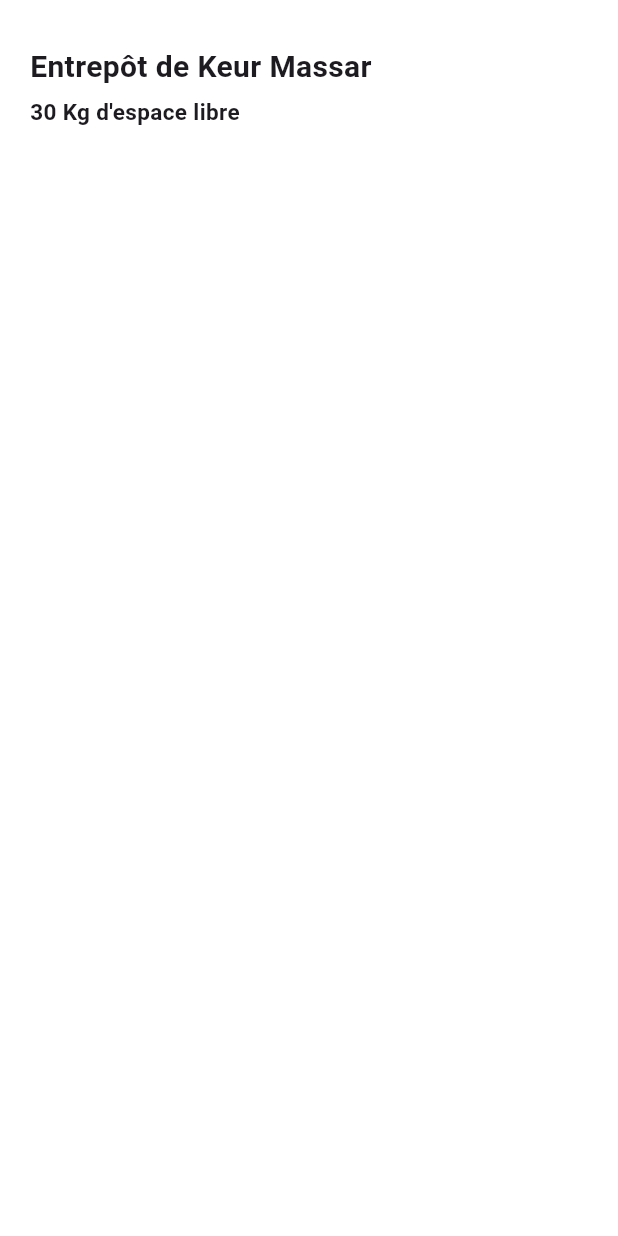
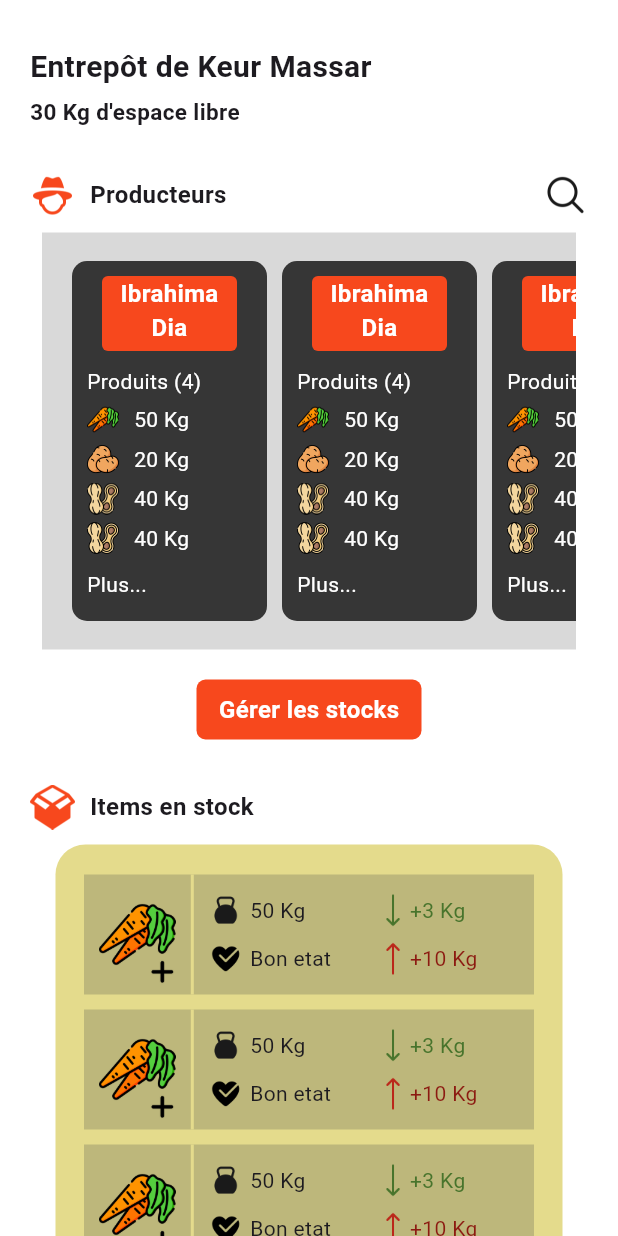
Before and after one commit to mouhamed48-diagne/Gerant, a Flutter app: the Entrepot screen opened directly, on a phone screen of 412 x 824 dp. Run offline on Flutter 3.47's test engine with Material 3 defaults, Android fonts, the phone set to English and light mode, and no system bars; Roboto replaces fonts that are missing (Poppins).

Commit message:
added page entrepot

```diff
--- a/lib/entrepot/entrepot.dart
+++ b/lib/entrepot/entrepot.dart
@@ -1,6 +1,9 @@
 import 'package:flutter/material.dart';
 import 'package:gerant/constant.dart';
+import 'package:gerant/entrepot/itemsEnStock.dart';
+import 'package:gerant/entrepot/producteurs.dart';
 import 'package:gerant/entrepot/topTitle.dart';
+import 'package:gerant/pages-pincipales/homepage/itemsEnStock.dart';
 
 class Entrepot extends StatelessWidget {
   const Entrepot({super.key});
@@ -12,11 +15,15 @@ class Entrepot extends StatelessWidget {
         backgroundColor: Colors.white,
         body: SingleChildScrollView(
           child: Padding(
-            padding: const EdgeInsets.fromLTRB(20, 30, 0, 0),
+            padding: const EdgeInsets.fromLTRB(20, 30, 20, 0),
             child: Column(
               crossAxisAlignment: CrossAxisAlignment.start,
               children: [
                 TopTitle(),
+                SizedBox(height: 30,),
+                Producteurs(),
+                SizedBox(height: 30,),
+                ItemsEnStockCol(),
               ],
             ),
           ),
--- /dev/null
+++ b/lib/entrepot/itemsEnStock.dart
@@ -0,0 +1,29 @@
+import 'package:flutter/material.dart';
+import 'package:gerant/constant.dart';
+import 'package:gerant/entrepot/itemsEnStockColumn.dart';
+
+class ItemsEnStockCol extends StatelessWidget {
+  const ItemsEnStockCol({super.key});
+
+  @override
+  Widget build(BuildContext context) {
+    return Column(
+      children: [
+        Row(
+          mainAxisAlignment: MainAxisAlignment.spaceBetween,
+          children: [
+            Row(
+              children: [
+                Image.asset("assets/icons/icons8-colis-ouvert-90.png", scale: 3, color: teraOrange,),
+                SizedBox(width: 10,),
+                Text("Items en stock", style: TextStyle(fontFamily: "Poppins", fontWeight: FontWeight.bold, fontSize: 16),),
+              ],
+            ),
+          ],
+        ),
+        SizedBox(height: 10,),
+        ItemsEnStockColumn(),
+      ],
+    );
+  }
+}
--- /dev/null
+++ b/lib/entrepot/itemsEnStockColumn.dart
@@ -0,0 +1,35 @@
+import 'package:flutter/material.dart';
+import 'package:gerant/constant.dart';
+import 'package:gerant/entrepot/itemsEnStockColumnItem.dart';
+
+List <ItemsEnStockColumnItem> items = [
+  ItemsEnStockColumnItem(productType: "carotte", quantite: 50, etat: "Bon etat", qPlus: 3, qMoins: 10),
+  ItemsEnStockColumnItem(productType: "carotte", quantite: 50, etat: "Bon etat", qPlus: 3, qMoins: 10),
+  ItemsEnStockColumnItem(productType: "carotte", quantite: 50, etat: "Bon etat", qPlus: 3, qMoins: 10),
+  ItemsEnStockColumnItem(productType: "carotte", quantite: 50, etat: "Bon etat", qPlus: 3, qMoins: 10),
+];
+
+class ItemsEnStockColumn extends StatefulWidget {
+  const ItemsEnStockColumn({super.key});
+
+  @override
+  State<ItemsEnStockColumn> createState() => _ItemsEnStockColumnState();
+}
+
+class _ItemsEnStockColumnState extends State<ItemsEnStockColumn> {
+  @override
+  Widget build(BuildContext context) {
+    return Container(
+      padding: EdgeInsets.fromLTRB(10, 20, 10, 20),
+      width: 338,
+      height: 100 + items.length*100,
+      decoration: BoxDecoration(
+        color: teraYellow,
+        borderRadius: BorderRadius.circular(20),
+      ),
+      child: Column(
+        children: items
+      ),
+    );
+  }
+}
--- /dev/null
+++ b/lib/entrepot/itemsEnStockColumnItem.dart
@@ -0,0 +1,101 @@
+import 'package:flutter/material.dart';
+import 'package:gerant/constant.dart';
+
+class ItemsEnStockColumnItem extends StatelessWidget {
+  final String productType;
+  final int quantite;
+  final String etat;
+  final int qPlus;
+  final int qMoins;
+  String imagePath;
+
+   ItemsEnStockColumnItem({
+    super.key,
+    required this.productType,
+    required this.quantite,
+    required this.etat,
+    required this.qPlus,
+    required this.qMoins,
+    this.imagePath = ""
+    });
+
+  @override
+  Widget build(BuildContext context) {
+        if(productType == "carotte"){
+      imagePath = "assets/les-carottes.png";
+    }
+    if(productType == "pomme de terre"){
+      imagePath = "assets/patate.png";
+    }
+    if(productType == "arachide"){
+      imagePath = "assets/cacahuete.png";
+    }
+    return Container(
+      padding: EdgeInsets.fromLTRB(10, 0, 10, 0),
+      margin: EdgeInsets.fromLTRB(0, 0, 0, 10),
+      width: 300,
+      height: 80,
+      color: teraDarkYellow,
+      child:
+      Row(
+        children: [
+          Stack(
+            alignment: AlignmentDirectional(1, 1.5),
+            children: [
+              Image.asset(imagePath, scale: 10,),
+              Image.asset("assets/icons/icons8-plus-90.png", scale: 5,),
+            ],
+          ),
+          SizedBox(width: 10,),
+          Container(
+            width: 2,
+            height: 80,
+            color: teraYellow,
+          ),
+          SizedBox(width: 10,),
+          Column(
+            mainAxisAlignment: MainAxisAlignment.center,
+            crossAxisAlignment: CrossAxisAlignment.start,
+            children: [
+              Row(
+                children: [
+                  Image.asset("assets/icons/icons8-poids-90.png", scale: 4,),
+                  SizedBox(width: 5,),
+                  Text("$quantite Kg", style: TextStyle(fontFamily: "Poppins",),)
+                ],
+              ),
+              SizedBox(height: 10,),
+              Row(
+                children: [
+                  Image.asset("assets/icons/icons8-coeur-en-bonne-santé-90.png", scale: 4, color: Colors.black,),
+                  SizedBox(width: 5,),
+                  Text("$etat", style: TextStyle(fontFamily: "Poppins",),)
+                ],
+              ),
+            ],
+          ),
+          SizedBox(width: 30,),
+          Column(
+            mainAxisAlignment: MainAxisAlignment.center,
+            crossAxisAlignment: CrossAxisAlignment.start,
+            children: [
+              Row(
+                children: [
+                  Image.asset("assets/icons/icons8-flèche-bas-90.png", scale: 4,),
+                  Text("+$qPlus Kg", style: TextStyle(fontFamily: "Poppins", color: Color.fromARGB(255, 72, 116, 44)),)
+                ],
+              ),
+              SizedBox(height: 10,),
+              Row(
+                children: [
+                  Image.asset("assets/icons/icons8-flèche-haut-90.png", scale: 4,),
+                  Text("+$qMoins Kg", style: TextStyle(fontFamily: "Poppins", color: Color.fromARGB(255, 140, 26, 17)),)
+                ],
+              ),
+            ],
+          )
+        ],
+      ),
+    );
+  }
+}
--- a/lib/entrepot/producteurs.dart
+++ b/lib/entrepot/producteurs.dart
@@ -0,0 +1,56 @@
+import 'package:flutter/material.dart';
+import 'package:gerant/constant.dart';
+import 'package:gerant/entrepot/producteursRow.dart';
+
+class Producteurs extends StatelessWidget {
+  const Producteurs({super.key});
+
+  @override
+  Widget build(BuildContext context) {
+    return Column(
+      children: [
+        Row(
+          mainAxisAlignment: MainAxisAlignment.spaceBetween,
+          children: [
+            Row(
+              children: [
+                Image.asset("assets/icons/icons8-fermier-homme-90.png", scale: 3,),
+                SizedBox(width: 10,),
+                Text("Producteurs", style: TextStyle(fontFamily: "Poppins", fontWeight: FontWeight.bold, fontSize: 16),),
+              ],
+            ),
+            Image.asset("assets/icons/icons8-chercher-90.png", scale: 3,),
+          ],
+        ),
+        SizedBox(height: 10,),
+        ProducteursRow(),
+        SizedBox(height: 20,),
+        InkWell(
+        onTap: () => {
+            Navigator.push(
+              context,
+              MaterialPageRoute(builder: (context) => Scaffold())
+            )
+          },
+        child: Container(
+          width: 150,
+          height: 40,
+          decoration: BoxDecoration(
+            color: teraOrange,
+            borderRadius: BorderRadius.circular(6)
+          ),
+          child: Center(
+            child: Text(
+            "Gérer les stocks",
+            style: TextStyle(
+              color: Colors.white,
+              fontWeight: FontWeight.bold,
+              fontSize: 16,
+              fontFamily: "Poppins"
+            ),
+            ),),
+              )),
+      ],
+    );
+  }
+}
--- /dev/null
+++ b/lib/entrepot/producteursItem.dart
@@ -0,0 +1,120 @@
+import 'package:flutter/material.dart';
+import 'package:gerant/constant.dart';
+
+class ProducteursItem extends StatefulWidget {
+  final String name;
+  final List <ProductItem> listeItems;
+  const ProducteursItem({
+    super.key,
+    required this.name,
+    required this.listeItems,
+    });
+
+  @override
+  State<ProducteursItem> createState() => _ProducteursItemState();
+}
+
+class _ProducteursItemState extends State<ProducteursItem> {
+  @override
+  Widget build(BuildContext context) {
+    return Container(
+      margin: EdgeInsets.fromLTRB(0, 0, 10, 0),
+      padding: EdgeInsets.all(10),
+      width: 130,
+      height: 240,
+      decoration: BoxDecoration(
+        color: teraDark,
+        borderRadius: BorderRadius.circular(10)
+      ),
+      child: Column(
+        crossAxisAlignment: CrossAxisAlignment.start,
+        children: [
+          Center(
+            child: Container(
+              width: 90,
+              height: 50,
+              decoration: BoxDecoration(
+                color: teraOrange,
+                borderRadius: BorderRadius.circular(4)
+              ),
+              child: Text(
+                textAlign: TextAlign.center,
+                widget.name,
+                 style:
+              TextStyle(
+                fontFamily: "Poppins",
+                fontWeight: FontWeight.bold,
+                 color: Colors.white,
+                  fontSize: 16,
+                  ),),
+            ),
+          ),
+          SizedBox(height: 10,),
+          Text(
+              "Produits (${widget.listeItems.length})",
+              style:
+              TextStyle(
+                fontFamily: "Poppins",
+                color: Colors.white,
+                fontSize: 14,
+                ),),
+          SizedBox(height: 5,),
+          Column(
+            children: [
+              widget.listeItems[0],
+              widget.listeItems[1],
+              widget.listeItems[2],
+              widget.listeItems[3],
+            ]
+          ),
+          SizedBox(height: 5,),
+          Text(
+          "Plus...",
+          style:
+          TextStyle(
+            fontFamily: "Poppins",
+            color: Colors.white,
+            fontSize: 14,
+            ),),
+        ],
+      ),
+    );
+  }
+}
+
+
+class ProductItem extends StatelessWidget {
+
+  final String productType;
+  final int quantity;
+    String imagePath;
+   ProductItem({
+    super.key,
+    required this.productType,
+    required this.quantity,
+    this. imagePath = ""
+    });
+
+  @override
+  Widget build(BuildContext context) {
+    if(productType == "carotte"){
+      imagePath = "assets/les-carottes.png";
+    }
+    if(productType == "pomme de terre"){
+      imagePath = "assets/patate.png";
+    }
+    if(productType == "arachide"){
+      imagePath = "assets/cacahuete.png";
+    }
+    return Container(
+      margin: EdgeInsets.fromLTRB(0, 0, 0, 5),
+      child: Row(
+        children: [
+          Image.asset(imagePath, scale: 24,),
+          SizedBox(width: 10,),
+          Text("$quantity Kg", style: TextStyle(fontFamily: "Poppins", color: Colors.white, fontWeight: FontWeight.w400, fontSize: 14),),
+        ],
+      ),
+    );
+  }
+}
--- /dev/null
+++ b/lib/entrepot/producteursRow.dart
@@ -0,0 +1,63 @@
+import 'package:flutter/material.dart';
+import 'package:gerant/constant.dart';
+import 'package:gerant/entrepot/producteursItem.dart';
+
+class ProducteursRow extends StatefulWidget {
+  const ProducteursRow({super.key});
+
+  @override
+  State<ProducteursRow> createState() => _ProducteursRowState();
+}
+
+class _ProducteursRowState extends State<ProducteursRow> {
+  @override
+  Widget build(BuildContext context) {
+    return Container(
+      padding: EdgeInsets.fromLTRB(20, 0, 0, 0),
+      width: 356,
+      height: 278,
+      decoration: BoxDecoration(
+        color: teraGrey
+      ),
+      child: SingleChildScrollView(
+        scrollDirection: Axis.horizontal,
+        child: Row(
+          children: [
+            ProducteursItem(
+              name: "Ibrahima Dia",
+              listeItems: [
+                ProductItem(productType: "carotte", quantity: 50),
+                ProductItem(productType: "pomme de terre", quantity: 20),
+                ProductItem(productType: "arachide", quantity: 40),
+                ProductItem(productType: "arachide", quantity: 40),
+                ]),
+            ProducteursItem(
+              name: "Ibrahima Dia",
+              listeItems: [
+                ProductItem(productType: "carotte", quantity: 50),
+                ProductItem(productType: "pomme de terre", quantity: 20),
+                ProductItem(productType: "arachide", quantity: 40),
+                ProductItem(productType: "arachide", quantity: 40),
+                ]),
+            ProducteursItem(
+              name: "Ibrahima Dia",
+              listeItems: [
+                ProductItem(productType: "carotte", quantity: 50),
+                ProductItem(productType: "pomme de terre", quantity: 20),
+                ProductItem(productType: "arachide", quantity: 40),
+                ProductItem(productType: "arachide", quantity: 40),
+                ]),
+            ProducteursItem(
+              name: "Ibrahima Dia",
+              listeItems: [
+                ProductItem(productType: "carotte", quantity: 50),
+                ProductItem(productType: "pomme de terre", quantity: 20),
+                ProductItem(productType: "arachide", quantity: 40),
+                ProductItem(productType: "arachide", quantity: 40),
+                ]),
+          ],
+        ),
+      ),
+    );
+  }
+}
--- a/lib/pages-pincipales/homepage/homepage.dart
+++ b/lib/pages-pincipales/homepage/homepage.dart
@@ -22,7 +22,7 @@ class HomePage extends StatelessWidget {
             LivraisonsEnCours(),
             SizedBox(height: 20,),
             EvolutionDesPrix(),
-            SizedBox(height: 20,),
+            SizedBox(height: 15,),
             InfosEntrepot(),
           ],
         ),
```
